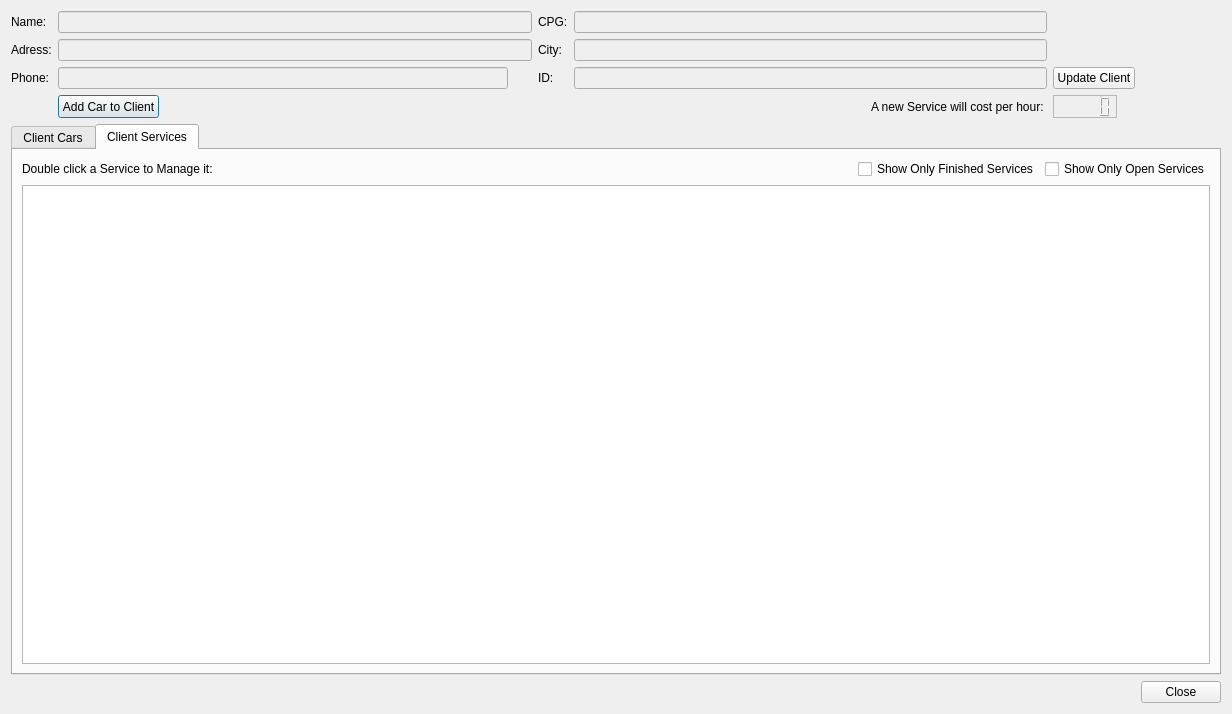
Qt form Client_Services_History.ui (bedi1982/Oficina) before a commit.
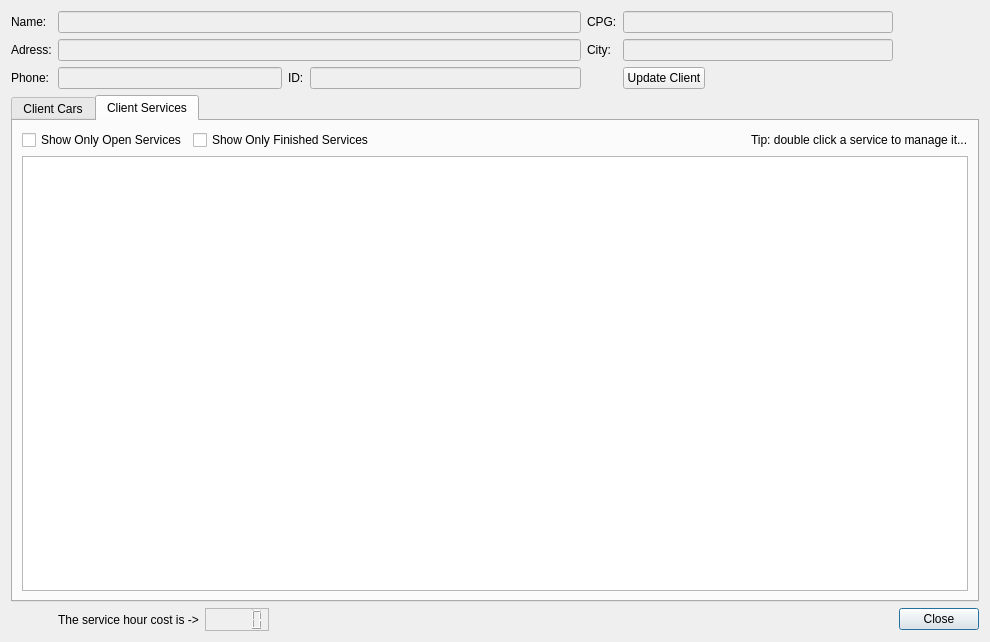
The same form after that commit. The open tabs and pages were chosen to show the change. Icons and pictures are not drawn.

Commit message: Fixed interface on Services history Fixed Service Category sql

The edit to the form file:
```diff
--- a/Client_Services_History.ui
+++ b/Client_Services_History.ui
@@ -6,8 +6,8 @@
    <rect>
     <x>0</x>
     <y>0</y>
-    <width>1232</width>
-    <height>714</height>
+    <width>990</width>
+    <height>642</height>
    </rect>
   </property>
   <property name="windowTitle">
@@ -19,67 +19,6 @@
   </property>
   <layout class="QGridLayout" name="gridLayout">
    <item row="3" column="1">
-    <widget class="QPushButton" name="btn_Add_Car_To_Client">
-     <property name="sizePolicy">
-      <sizepolicy hsizetype="Fixed" vsizetype="Fixed">
-       <horstretch>0</horstretch>
-       <verstretch>0</verstretch>
-      </sizepolicy>
-     </property>
-     <property name="maximumSize">
-      <size>
-       <width>16777215</width>
-       <height>32</height>
-      </size>
-     </property>
-     <property name="text">
-      <string>Add Car to Client</string>
-     </property>
-     <property name="icon">
-      <iconset resource="images/images.qrc">
-       <normaloff>:/emoticons/carkey.png</normaloff>:/emoticons/carkey.png</iconset>
-     </property>
-     <property name="iconSize">
-      <size>
-       <width>24</width>
-       <height>24</height>
-      </size>
-     </property>
-    </widget>
-   </item>
-   <item row="0" column="0">
-    <widget class="QLabel" name="lbl_Client_Name">
-     <property name="sizePolicy">
-      <sizepolicy hsizetype="Preferred" vsizetype="Preferred">
-       <horstretch>0</horstretch>
-       <verstretch>0</verstretch>
-      </sizepolicy>
-     </property>
-     <property name="maximumSize">
-      <size>
-       <width>60</width>
-       <height>48</height>
-      </size>
-     </property>
-     <property name="text">
-      <string>Name:</string>
-     </property>
-    </widget>
-   </item>
-   <item row="1" column="0">
-    <widget class="QLabel" name="lbl_Client_Address">
-     <property name="maximumSize">
-      <size>
-       <width>60</width>
-       <height>48</height>
-      </size>
-     </property>
-     <property name="text">
-      <string>Adress:</string>
-     </property>
-    </widget>
-   </item>
-   <item row="2" column="0">
     <widget class="QLabel" name="lbl_Client_Phone">
      <property name="maximumSize">
       <size>
@@ -92,7 +31,69 @@
      </property>
     </widget>
    </item>
-   <item row="4" column="0" colspan="6">
+   <item row="1" column="1">
+    <widget class="QLabel" name="lbl_Client_Address">
+     <property name="maximumSize">
+      <size>
+       <width>60</width>
+       <height>48</height>
+      </size>
+     </property>
+     <property name="text">
+      <string>Adress:</string>
+     </property>
+    </widget>
+   </item>
+   <item row="1" column="2" colspan="5">
+    <widget class="QLineEdit" name="line_Address">
+     <property name="enabled">
+      <bool>false</bool>
+     </property>
+     <property name="maxLength">
+      <number>50</number>
+     </property>
+    </widget>
+   </item>
+   <item row="0" column="1">
+    <widget class="QLabel" name="lbl_Client_Name">
+     <property name="sizePolicy">
+      <sizepolicy hsizetype="Preferred" vsizetype="Preferred">
+       <horstretch>0</horstretch>
+       <verstretch>0</verstretch>
+      </sizepolicy>
+     </property>
+     <property name="maximumSize">
+      <size>
+       <width>60</width>
+       <height>48</height>
+      </size>
+     </property>
+     <property name="text">
+      <string>Name:</string>
+     </property>
+    </widget>
+   </item>
+   <item row="1" column="8">
+    <widget class="QLineEdit" name="lineEdit_City">
+     <property name="enabled">
+      <bool>false</bool>
+     </property>
+    </widget>
+   </item>
+   <item row="6" column="9">
+    <widget class="QPushButton" name="pushButton">
+     <property name="sizePolicy">
+      <sizepolicy hsizetype="Fixed" vsizetype="Fixed">
+       <horstretch>0</horstretch>
+       <verstretch>0</verstretch>
+      </sizepolicy>
+     </property>
+     <property name="text">
+      <string>Close</string>
+     </property>
+    </widget>
+   </item>
+   <item row="5" column="1" colspan="9">
     <widget class="QTabWidget" name="tabWidget">
      <property name="currentIndex">
       <number>1</number>
@@ -142,6 +143,54 @@
          </property>
         </widget>
        </item>
+       <item row="0" column="3">
+        <widget class="QLabel" name="label_3">
+         <property name="maximumSize">
+          <size>
+           <width>24</width>
+           <height>24</height>
+          </size>
+         </property>
+         <property name="text">
+          <string/>
+         </property>
+         <property name="pixmap">
+          <pixmap resource="images/images.qrc">:/emoticons/hint.png</pixmap>
+         </property>
+         <property name="scaledContents">
+          <bool>true</bool>
+         </property>
+        </widget>
+       </item>
+       <item row="0" column="0">
+        <widget class="QPushButton" name="btn_Add_Car_To_Client">
+         <property name="sizePolicy">
+          <sizepolicy hsizetype="Fixed" vsizetype="Fixed">
+           <horstretch>0</horstretch>
+           <verstretch>0</verstretch>
+          </sizepolicy>
+         </property>
+         <property name="maximumSize">
+          <size>
+           <width>16777215</width>
+           <height>32</height>
+          </size>
+         </property>
+         <property name="text">
+          <string>Add Car to Client</string>
+         </property>
+         <property name="icon">
+          <iconset resource="images/images.qrc">
+           <normaloff>:/emoticons/carkey.png</normaloff>:/emoticons/carkey.png</iconset>
+         </property>
+         <property name="iconSize">
+          <size>
+           <width>24</width>
+           <height>24</height>
+          </size>
+         </property>
+        </widget>
+       </item>
       </layout>
      </widget>
      <widget class="QWidget" name="tab_Services">
@@ -149,30 +198,7 @@
        <string>Client Services</string>
       </attribute>
       <layout class="QGridLayout" name="gridLayout_2">
-       <item row="1" column="0" colspan="3">
-        <widget class="QTableView" name="tbl_Client_Services">
-         <property name="toolTip">
-          <string/>
-         </property>
-         <property name="editTriggers">
-          <set>QAbstractItemView::NoEditTriggers</set>
-         </property>
-        </widget>
-       </item>
        <item row="0" column="0">
-        <widget class="QLabel" name="lbl_Double_click_To_Manage">
-         <property name="sizePolicy">
-          <sizepolicy hsizetype="Fixed" vsizetype="Preferred">
-           <horstretch>0</horstretch>
-           <verstretch>0</verstretch>
-          </sizepolicy>
-         </property>
-         <property name="text">
-          <string>Double click a Service to Manage it:</string>
-         </property>
-        </widget>
-       </item>
-       <item row="0" column="2">
         <widget class="QCheckBox" name="checkBox">
          <property name="sizePolicy">
           <sizepolicy hsizetype="Fixed" vsizetype="Fixed">
@@ -185,18 +211,93 @@
          </property>
         </widget>
        </item>
-       <item row="0" column="1" alignment="Qt::AlignRight">
+       <item row="0" column="4">
+        <widget class="QLabel" name="lbl_Double_click_To_Manage">
+         <property name="sizePolicy">
+          <sizepolicy hsizetype="Fixed" vsizetype="Preferred">
+           <horstretch>0</horstretch>
+           <verstretch>0</verstretch>
+          </sizepolicy>
+         </property>
+         <property name="text">
+          <string>Tip: double click a service to manage it...</string>
+         </property>
+        </widget>
+       </item>
+       <item row="1" column="0" colspan="5">
+        <widget class="QTableView" name="tbl_Client_Services">
+         <property name="toolTip">
+          <string/>
+         </property>
+         <property name="editTriggers">
+          <set>QAbstractItemView::NoEditTriggers</set>
+         </property>
+        </widget>
+       </item>
+       <item row="0" column="1">
         <widget class="QCheckBox" name="checkBox_2">
          <property name="text">
           <string>Show Only Finished Services</string>
          </property>
         </widget>
        </item>
+       <item row="0" column="2" alignment="Qt::AlignRight">
+        <widget class="QLabel" name="label_4">
+         <property name="text">
+          <string/>
+         </property>
+        </widget>
+       </item>
+       <item row="0" column="3" alignment="Qt::AlignRight">
+        <widget class="QLabel" name="label_5">
+         <property name="maximumSize">
+          <size>
+           <width>24</width>
+           <height>24</height>
+          </size>
+         </property>
+         <property name="text">
+          <string/>
+         </property>
+         <property name="pixmap">
+          <pixmap resource="images/images.qrc">:/emoticons/hint.png</pixmap>
+         </property>
+         <property name="scaledContents">
+          <bool>true</bool>
+         </property>
+        </widget>
+       </item>
       </layout>
      </widget>
     </widget>
    </item>
-   <item row="2" column="2">
+   <item row="0" column="8">
+    <widget class="QLineEdit" name="lineEdit_CPG">
+     <property name="enabled">
+      <bool>false</bool>
+     </property>
+    </widget>
+   </item>
+   <item row="1" column="7">
+    <widget class="QLabel" name="lbl_Client_City">
+     <property name="sizePolicy">
+      <sizepolicy hsizetype="Preferred" vsizetype="Preferred">
+       <horstretch>0</horstretch>
+       <verstretch>0</verstretch>
+      </sizepolicy>
+     </property>
+     <property name="maximumSize">
+      <size>
+       <width>60</width>
+       <height>48</height>
+      </size>
+     </property>
+     <property name="text">
+      <string>City:</string>
+     </property>
+    </widget>
+   </item>
+   <item row="3" column="5">
     <widget class="QLabel" name="lbl_Client_ID">
      <property name="sizePolicy">
       <sizepolicy hsizetype="Preferred" vsizetype="Preferred">
@@ -215,7 +316,43 @@
      </property>
     </widget>
    </item>
-   <item row="2" column="4">
+   <item row="3" column="6">
+    <widget class="QLineEdit" name="lineEdit_ID">
+     <property name="enabled">
+      <bool>false</bool>
+     </property>
+    </widget>
+   </item>
+   <item row="6" column="4">
+    <widget class="QLabel" name="label_2">
+     <property name="maximumSize">
+      <size>
+       <width>32</width>
+       <height>32</height>
+      </size>
+     </property>
+     <property name="text">
+      <string/>
+     </property>
+     <property name="pixmap">
+      <pixmap resource="images/images.qrc">:/emoticons/face-sick.png</pixmap>
+     </property>
+     <property name="scaledContents">
+      <bool>true</bool>
+     </property>
+    </widget>
+   </item>
+   <item row="3" column="2" colspan="3">
+    <widget class="QLineEdit" name="line_Phone">
+     <property name="enabled">
+      <bool>false</bool>
+     </property>
+     <property name="maxLength">
+      <number>34</number>
+     </property>
+    </widget>
+   </item>
+   <item row="3" column="8">
     <widget class="QPushButton" name="btn_Update_Client">
      <property name="sizePolicy">
       <sizepolicy hsizetype="Fixed" vsizetype="Fixed">
@@ -247,17 +384,11 @@
      </property>
     </widget>
    </item>
-   <item row="0" column="1">
+   <item row="0" column="2" colspan="5">
     <widget class="QLineEdit" name="line_Name">
      <property name="enabled">
       <bool>false</bool>
      </property>
-     <property name="maximumSize">
-      <size>
-       <width>500</width>
-       <height>16777215</height>
-      </size>
-     </property>
      <property name="acceptDrops">
       <bool>false</bool>
      </property>
@@ -269,14 +400,7 @@
      </property>
     </widget>
    </item>
-   <item row="3" column="3" alignment="Qt::AlignRight">
-    <widget class="QLabel" name="label">
-     <property name="text">
-      <string>A new Service will cost per hour: </string>
-     </property>
-    </widget>
-   </item>
-   <item row="0" column="2">
+   <item row="0" column="7">
     <widget class="QLabel" name="lbl_Client_CPf">
      <property name="sizePolicy">
       <sizepolicy hsizetype="Preferred" vsizetype="Preferred">
@@ -295,7 +419,7 @@
      </property>
     </widget>
    </item>
-   <item row="3" column="4">
+   <item row="6" column="3">
     <widget class="QLCDNumber" name="lcd_Hour_Cost">
      <property name="sizePolicy">
       <sizepolicy hsizetype="Fixed" vsizetype="Minimum">
@@ -311,88 +435,10 @@
      </property>
     </widget>
    </item>
-   <item row="5" column="5">
-    <widget class="QPushButton" name="pushButton">
-     <property name="sizePolicy">
-      <sizepolicy hsizetype="Fixed" vsizetype="Fixed">
-       <horstretch>0</horstretch>
-       <verstretch>0</verstretch>
-      </sizepolicy>
-     </property>
+   <item row="6" column="2">
+    <widget class="QLabel" name="label">
      <property name="text">
-      <string>Close</string>
-     </property>
-    </widget>
-   </item>
-   <item row="2" column="1">
-    <widget class="QLineEdit" name="line_Phone">
-     <property name="enabled">
-      <bool>false</bool>
-     </property>
-     <property name="maximumSize">
-      <size>
-       <width>450</width>
-       <height>16777215</height>
-      </size>
-     </property>
-     <property name="maxLength">
-      <number>34</number>
-     </property>
-    </widget>
-   </item>
-   <item row="1" column="1">
-    <widget class="QLineEdit" name="line_Address">
-     <property name="enabled">
-      <bool>false</bool>
-     </property>
-     <property name="maximumSize">
-      <size>
-       <width>500</width>
-       <height>16777215</height>
-      </size>
-     </property>
-     <property name="maxLength">
-      <number>50</number>
-     </property>
-    </widget>
-   </item>
-   <item row="1" column="2">
-    <widget class="QLabel" name="lbl_Client_City">
-     <property name="sizePolicy">
-      <sizepolicy hsizetype="Preferred" vsizetype="Preferred">
-       <horstretch>0</horstretch>
-       <verstretch>0</verstretch>
-      </sizepolicy>
-     </property>
-     <property name="maximumSize">
-      <size>
-       <width>60</width>
-       <height>48</height>
-      </size>
-     </property>
-     <property name="text">
-      <string>City:</string>
-     </property>
-    </widget>
-   </item>
-   <item row="1" column="3">
-    <widget class="QLineEdit" name="lineEdit_City">
-     <property name="enabled">
-      <bool>false</bool>
-     </property>
-    </widget>
-   </item>
-   <item row="0" column="3">
-    <widget class="QLineEdit" name="lineEdit_CPG">
-     <property name="enabled">
-      <bool>false</bool>
-     </property>
-    </widget>
-   </item>
-   <item row="2" column="3">
-    <widget class="QLineEdit" name="lineEdit_ID">
-     <property name="enabled">
-      <bool>false</bool>
+      <string>The service hour cost is -&gt;</string>
      </property>
     </widget>
    </item>
```
Left out of the diff: 6 changed lines with no effect on the pictures. The commit also changes 6 other files.
